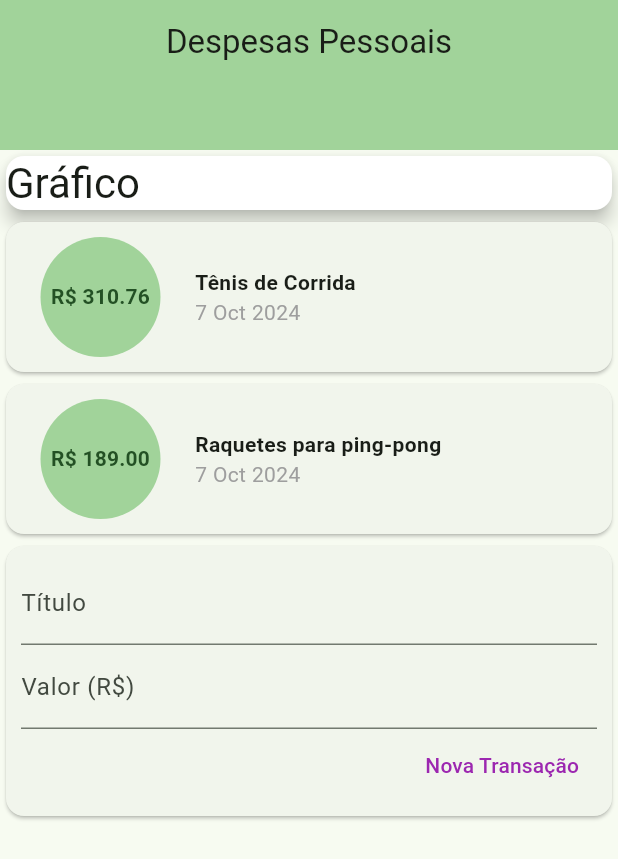
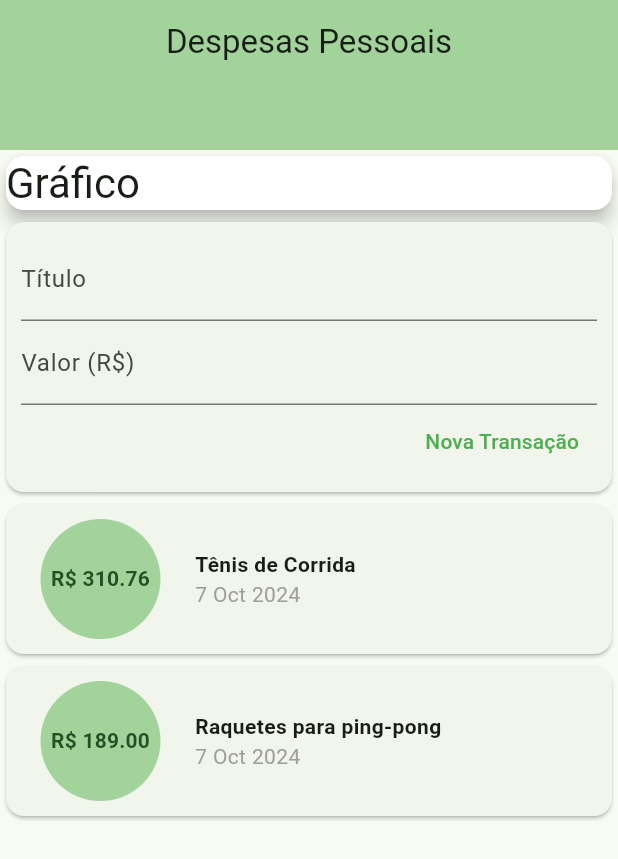
Before and after one commit to FernandoAvellar/expenses, a Flutter app: the screen it shows after launch, on a phone screen of 412 x 824 dp. Shown: the top 859 px of the screen. Run offline on Flutter 3.47's test engine with Material 3 defaults, Android fonts, the phone set to English and light mode, and no system bars.

Commit message:
add transaction

```diff
--- a/lib/components/transaction_form.dart
+++ b/lib/components/transaction_form.dart
@@ -1,15 +1,21 @@
 import 'package:flutter/material.dart';
 
-class TransactionForm extends StatefulWidget {
-  const TransactionForm({super.key});
+class TransactionForm extends StatelessWidget {
+  final titleController = TextEditingController();
+  final valueController = TextEditingController();
 
-  @override
-  State<TransactionForm> createState() => _TransactionFormState();
-}
+  final void Function(String, double) onSubmit;
 
-class _TransactionFormState extends State<TransactionForm> {
-  String title = '';
-  double value = 0;
+  TransactionForm({super.key, required this.onSubmit});
+
+  _submitForm() {
+    final title = titleController.text;
+    final value = double.tryParse(valueController.text) ?? 0.0;
+
+    if (title.isEmpty || value <= 0) return;
+
+    onSubmit(title, value);
+  }
 
   @override
   Widget build(BuildContext context) {
@@ -19,43 +25,31 @@ class _TransactionFormState extends State<TransactionForm> {
         child: Column(
           children: [
             TextField(
+              controller: titleController,
+              onSubmitted: (_) => _submitForm,
               decoration: InputDecoration(
                 labelText: 'Título',
               ),
-              onChanged: (value) => {
-                setState(() {
-                  title = value;
-                }),
-              },
             ),
             TextField(
-              keyboardType: TextInputType.number,
+              controller: valueController,
+              keyboardType: TextInputType.numberWithOptions(decimal: true),
+              onSubmitted: (_) => _submitForm(),
               decoration: InputDecoration(
                 labelText: 'Valor (R\$)',
               ),
-              onChanged: (v) => {
-                setState(() {
-                  value = double.parse(v);
-                }),
-              },
             ),
             Row(
               mainAxisAlignment: MainAxisAlignment.end,
               children: [
                 TextButton(
+                  onPressed: _submitForm(),
                   child: const Text(
                     'Nova Transação',
                     style: TextStyle(
-                      color: Colors.purple,
+                      color: Colors.green,
                     ),
                   ),
-                  onPressed: () {
-                    print('$title - $value');
-                    setState(() {
-                      title = '';
-                      value = 0;
-                    });
-                  },
                 ),
               ],
             ),
--- a/lib/components/transaction_list.dart
+++ b/lib/components/transaction_list.dart
@@ -9,12 +9,15 @@ class TransactionList extends StatelessWidget {
 
   @override
   Widget build(BuildContext context) {
-    return Column(
-      children: [
-        ...transactions.map((tr) {
+    return SizedBox(
+      height: 400,
+      child: ListView.builder(
+        itemCount: transactions.length,
+        itemBuilder: (ctx, index) {
+          final tr = transactions[index];
           return TransactionCard(transaction: tr);
-        })
-      ],
+        },
+      ),
     );
   }
 }
--- a/lib/main.dart
+++ b/lib/main.dart
@@ -29,7 +29,8 @@ class MyHomePage extends StatelessWidget {
   Widget build(BuildContext context) {
     return const Scaffold(
       appBar: Header(),
-      body: Column(
+      body: SingleChildScrollView(
+        child: Column(
           //mainAxisAlignment: MainAxisAlignment.spaceAround,
           crossAxisAlignment: CrossAxisAlignment.stretch,
           children: [
@@ -37,6 +38,7 @@ class MyHomePage extends StatelessWidget {
             TransactionUser(),
           ],
         ),
+      ),
     );
   }
 }
--- a/pubspec.yaml
+++ b/pubspec.yaml
@@ -19,7 +19,7 @@ publish_to: "none" # Remove this line if you wish to publish to pub.dev
 version: 1.0.0+1
 
 environment:
-  sdk: ^3.5.3
+  sdk: ">3.2.4 <4.0.0"
 
 # Dependencies specify other packages that your package needs in order to work.
 # To automatically upgrade your package dependencies to the latest versions
@@ -45,7 +45,7 @@ dev_dependencies:
   # activated in the `analysis_options.yaml` file located at the root of your
   # package. See that file for information about deactivating specific lint
   # rules and activating additional ones.
-  flutter_lints: ^4.0.0
+  flutter_lints: ^5.0.0
 
 # For information on the generic Dart part of this file, see the
 # following page: https://dart.dev/tools/pub/pubspec
```
Also changed, not shown: lib/components/transaction_card.dart (+7 -1 lines), lib/components/transaction_user.dart (+21 -1 lines), pubspec.lock, 1 other file. Lines whose indentation alone changed are shown as unchanged.
